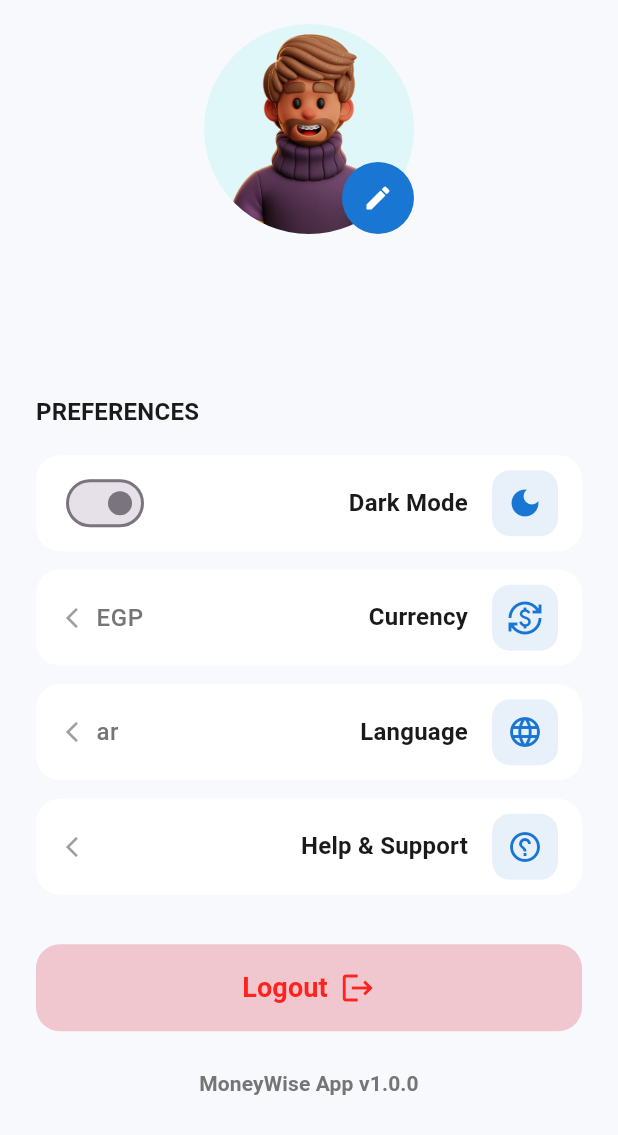
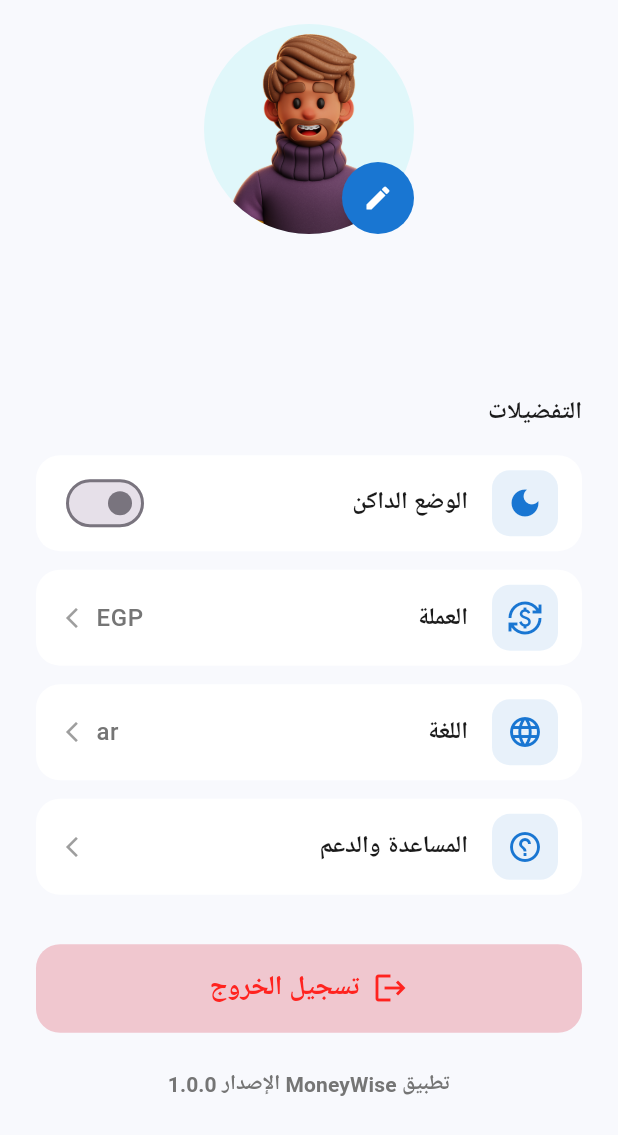
Before and after one commit to Mohamed-ElTahan/MoneyTracker-App, a Flutter app: the _ProfileAndSettingsScreen widget shown alone on an empty page, opened directly, after a tap on "Currency", after a tap on "Language", on a phone screen of 412 x 824 dp. Shown: the top 1135 px of the screen. Run offline on Flutter 3.47's test engine with Material 3 defaults, Android fonts, the phone set to English and light mode, and no system bars; our stand-ins replace cloud_firestore, equatable, firebase_auth, firebase_core, flutter_bloc, hive and 1 more; accounts and stored records are empty.

Commit message:
feat(profile): enhance profile and settings with localization

```diff
--- a/lib/feature/profile_settings/profile_and_settings_screen.dart
+++ b/lib/feature/profile_settings/profile_and_settings_screen.dart
@@ -2,6 +2,8 @@ import 'package:flutter/material.dart';
 import '../../core/theme/colors_manager.dart';
 import '../../core/extension/media_query_extension.dart';
 import '../../core/utils/app_routes.dart';
+import '../../core/localization/app_localizations.dart';
+import '../../core/localization/app_strings.dart';
 import 'cubit/profile/profile_cubit.dart';
 import 'cubit/profile/profile_state.dart';
 import 'cubit/setting/setting_cubit.dart';
@@ -40,7 +42,11 @@ class _ProfileAndSettingsScreen extends StatelessWidget {
         } else if (state is ProfileLogoutError) {
           ScaffoldMessenger.of(context).showSnackBar(
             SnackBar(
-              content: Text('Logout failed'),
+              content: Text(
+                AppLocalizations.of(
+                  context,
+                )!.translate(AppStrings.logoutFailed),
+              ),
               backgroundColor: ColorsManager.expenseRed,
             ),
           );
@@ -70,7 +76,11 @@ class _ProfileAndSettingsScreen extends StatelessWidget {
             SizedBox(height: context.h(0.04)),
 
             // Preferences
-            const SectionHeader(title: "PREFERENCES"),
+            SectionHeader(
+              title: AppLocalizations.of(
+                context,
+              )!.translate(AppStrings.preferences),
+            ),
             SizedBox(height: context.h(0.02)),
             BlocBuilder<SettingCubit, SettingState>(
               builder: (context, state) {
@@ -78,7 +88,9 @@ class _ProfileAndSettingsScreen extends StatelessWidget {
                   children: [
                     SettingsTile(
                       icon: Icons.dark_mode,
-                      title: "Dark Mode",
+                      title: AppLocalizations.of(
+                        context,
+                      )!.translate(AppStrings.darkMode),
                       onTap: () => context.read<SettingCubit>().toggleTheme(),
                       trailing: Switch(
                         value: state.settingModel.isDarkMode,
@@ -90,7 +102,9 @@ class _ProfileAndSettingsScreen extends StatelessWidget {
                     SizedBox(height: context.h(0.015)),
                     SettingsTile(
                       icon: Icons.currency_exchange,
-                      title: "Currency",
+                      title: AppLocalizations.of(
+                        context,
+                      )!.translate(AppStrings.currency),
                       subtitle: state.settingModel.currency,
                       onTap: () =>
                           context.read<SettingCubit>().toggleCurrency(),
@@ -98,7 +112,9 @@ class _ProfileAndSettingsScreen extends StatelessWidget {
                     SizedBox(height: context.h(0.015)),
                     SettingsTile(
                       icon: Icons.language,
-                      title: "Language",
+                      title: AppLocalizations.of(
+                        context,
+                      )!.translate(AppStrings.language),
                       subtitle: state.settingModel.language,
                       onTap: () =>
                           context.read<SettingCubit>().toggleLanguage(),
@@ -110,7 +126,9 @@ class _ProfileAndSettingsScreen extends StatelessWidget {
             SizedBox(height: context.h(0.015)),
             SettingsTile(
               icon: Icons.help_outline,
-              title: "Help & Support",
+              title: AppLocalizations.of(
+                context,
+              )!.translate(AppStrings.helpSupport),
               onTap: () {},
             ),
 
@@ -129,7 +147,7 @@ class _ProfileAndSettingsScreen extends StatelessWidget {
 
             SizedBox(height: context.h(0.03)),
             Text(
-              "MoneyWise App v1.0.0",
+              AppLocalizations.of(context)!.translate(AppStrings.appVersion),
               style: Theme.of(context).textTheme.titleSmall,
             ),
             SizedBox(height: context.h(0.01)),
--- a/lib/feature/profile_settings/widgets/custom_logout_button.dart
+++ b/lib/feature/profile_settings/widgets/custom_logout_button.dart
@@ -1,5 +1,7 @@
 import 'package:flutter/material.dart';
 
+import '../../../core/localization/app_localizations.dart';
+import '../../../core/localization/app_strings.dart';
 import '../../../core/theme/colors_manager.dart';
 
 class CustomLogoutButton extends StatelessWidget {
@@ -24,8 +26,8 @@ class CustomLogoutButton extends StatelessWidget {
           color: ColorsManager.expenseRed,
           size: 24,
         ),
-        label: const Text(
-          "Logout",
+        label: Text(
+          AppLocalizations.of(context)!.translate(AppStrings.logout),
           style: TextStyle(
             color: ColorsManager.expenseRed,
             fontWeight: FontWeight.bold,
--- a/lib/feature/profile_settings/widgets/section_header.dart
+++ b/lib/feature/profile_settings/widgets/section_header.dart
@@ -6,8 +6,8 @@ class SectionHeader extends StatelessWidget {
 
   @override
   Widget build(BuildContext context) {
-    return Align(
-      alignment: Alignment.centerLeft,
+    return SizedBox(
+      width: double.infinity,
       child: Text(title, style: Theme.of(context).textTheme.titleMedium),
     );
   }
```
